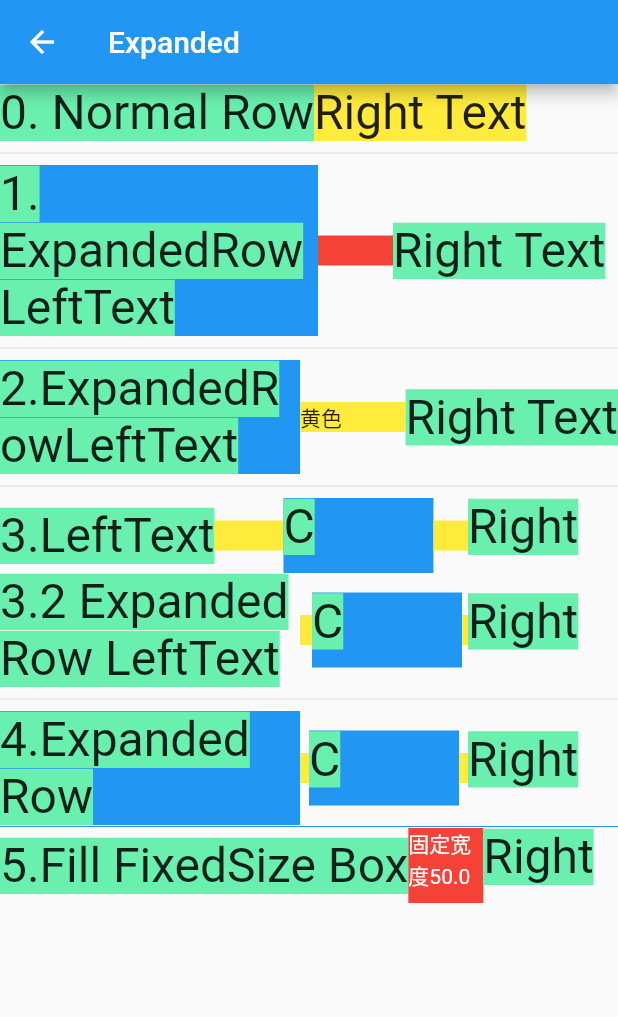
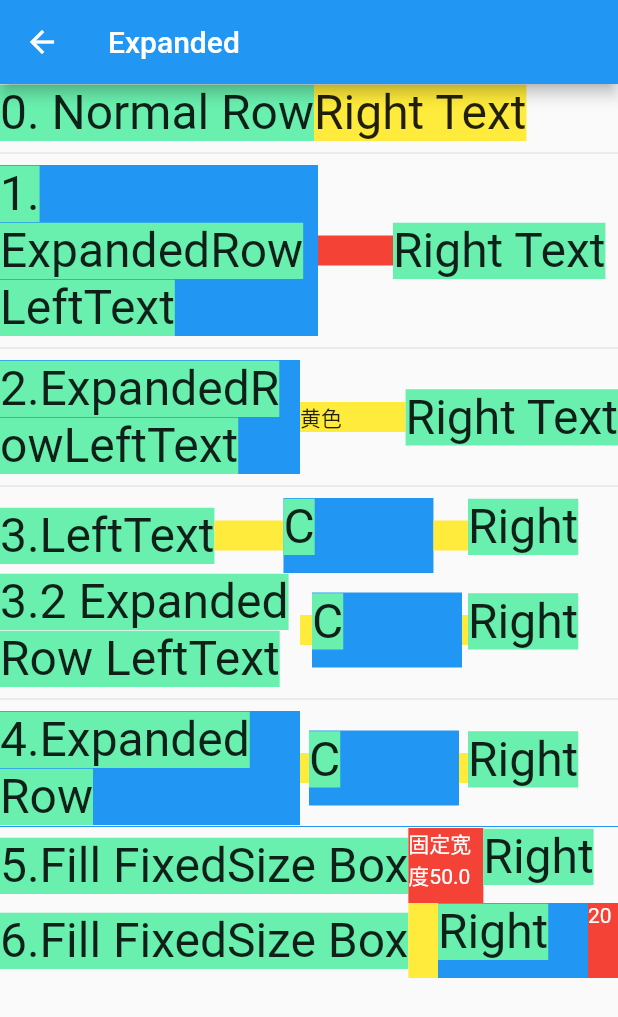
Before and after one commit to fluttercndev/FlutterLearningRecord, a Flutter app: the QiExpanded screen opened directly, on a phone screen of 412 x 824 dp. Shown: the top 1017 px of the screen. Run offline on Flutter 3.47's test engine with Material 2 defaults, Android fonts, the phone set to English and light mode, and no system bars; our stand-ins replace dio.

Commit message:
更新Expanded

```diff
--- a/flutter_tutorial/lib/Expanded/qi_expanded.dart
+++ b/flutter_tutorial/lib/Expanded/qi_expanded.dart
@@ -21,6 +21,7 @@ class QiExpanded extends StatelessWidget {
           _expandedRow4(),
           _sectionDivider(),
           _fixedSizedBoxRow(),
+          _fixedSizedBoxRow2(),
         ],
       ),
     );
@@ -285,6 +286,63 @@ class QiExpanded extends StatelessWidget {
     );
   }
 
+  Row _fixedSizedBoxRow2() {
+    return Row(
+      children: <Widget>[
+        Container(
+          child: Text(
+            '6.Fill FixedSize Box',
+            style:
+                TextStyle(fontSize: 32.0, backgroundColor: Colors.greenAccent),
+          ),
+        ),
+        Expanded(
+          child: Container(
+            color: Colors.yellow,
+            width: 200.0,
+            height: 50.0,
+          ),
+        ),
+        // SizedBox(
+        //   child: Container(
+        //     child: Text(
+        //       '20',
+        //       style: TextStyle(color: Colors.white),
+        //     ),
+        //     width: 30.0,
+        //     height: 50.0,
+        //     color: Colors.red,
+        //     // decoration: BoxDecoration(color: Colors.blue),
+        //   ),
+        //   width: 20.0,
+        // ),
+        Container(
+          width: 100.0,
+          height: 50.0,
+          child: Text(
+            'Right',
+            style:
+                TextStyle(fontSize: 32.0, backgroundColor: Colors.greenAccent),
+          ),
+          color: Colors.blue,
+        ),
+        SizedBox(
+          child: Container(
+            child: Text(
+              '20',
+              style: TextStyle(color: Colors.white),
+            ),
+            width: 30.0,
+            height: 50.0,
+            color: Colors.red,
+            // decoration: BoxDecoration(color: Colors.blue),
+          ),
+          width: 20.0,
+        ),
+      ],
+    );
+  }
+
   Widget _normalDivider() {
     return Divider();
   }
--- a/flutter_tutorial/lib/main.dart
+++ b/flutter_tutorial/lib/main.dart
@@ -176,12 +176,12 @@ class _MyHomePageState extends State<MyHomePage> {
   Widget _sectionTypeListTile(String title, {LearningWidgetType widgetType}) {
     return ListTile(
       title: Text(
-        '${widgetType.index}$title',
+        '${widgetType.index}. $title',
         style: TextStyle(
             backgroundColor: Colors.grey,
             fontStyle: FontStyle.italic,
             color: Colors.white,
-            fontSize: 40.0),
+            fontSize: 32.0),
       ),
       onTap: () {
         switch (widgetType) {
```
